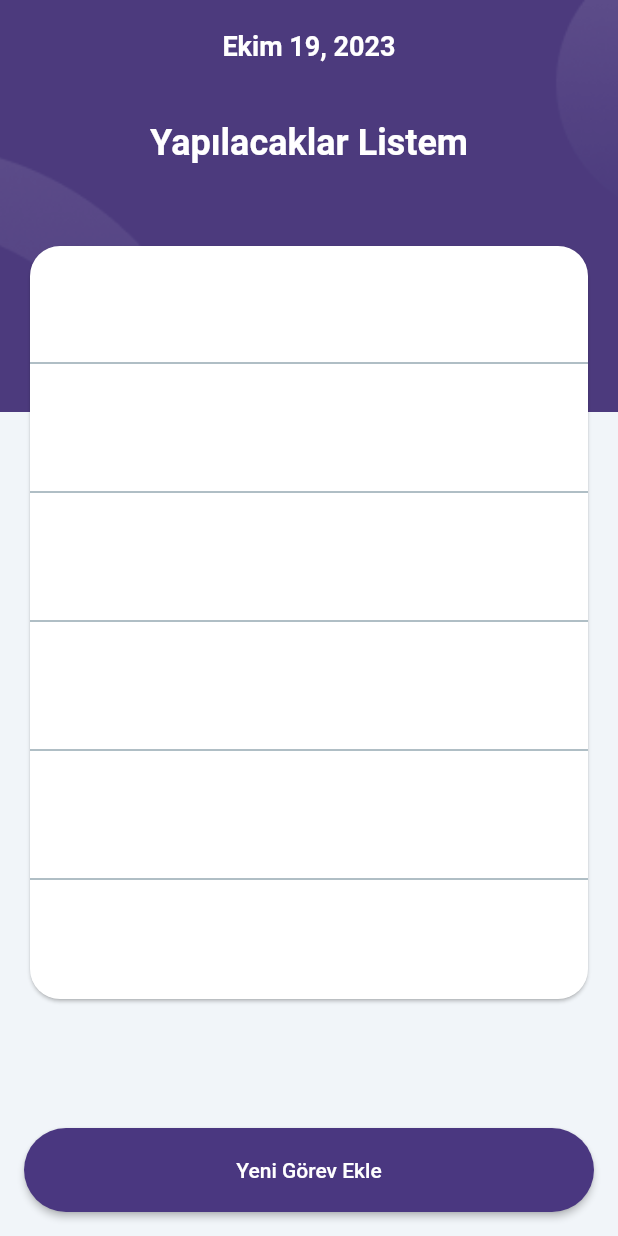
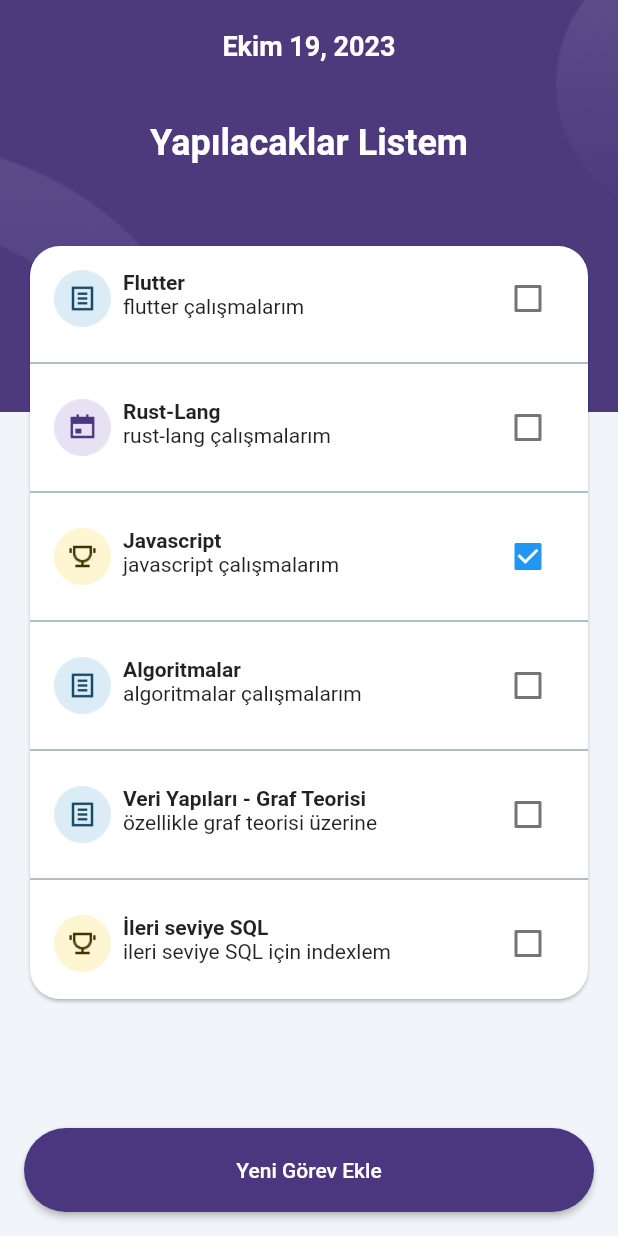
Before and after one commit to brkmustu/todo_app, a Flutter app: the screen it shows after launch, on a phone screen of 412 x 824 dp. Run offline on Flutter 3.47's test engine with Material 2 defaults, Android fonts, the phone set to English and light mode, and no system bars; our stand-ins replace hexcolor.

Commit message:
ana sayfa tasarımsal olarak bitti

```diff
--- /dev/null
+++ b/lib/constants/task_types.dart
@@ -0,0 +1,5 @@
+enum TaskType {
+  note,
+  calender,
+  contest,
+}
--- a/lib/custom_widgets/task_list.dart
+++ /dev/null
@@ -1,65 +0,0 @@
-import 'package:flutter/material.dart';
-import 'package:hexcolor/hexcolor.dart';
-
-class TaskModel {
-  String name;
-  bool isChecked;
-
-  TaskModel(this.name, this.isChecked);
-}
-
-class TaskList extends StatelessWidget {
-  final String name;
-  final List<TaskModel> todos;
-  const TaskList({required this.name, required this.todos});
-
-  @override
-  Widget build(BuildContext context) {
-    return Expanded(
-      child: Card(
-        shape: RoundedRectangleBorder(
-          borderRadius: BorderRadius.circular(20),
-        ),
-        child: ListView.separated(
-          itemCount: todos.length,
-          itemBuilder: (context, index) {
-            return ItemWidget(text: 'Item ${todos[index].name}');
-          },
-          separatorBuilder: (context, index) {
-            return const Divider(
-              color: Colors.blueGrey, // Ayırıcı rengi
-            );
-          },
-        ),
-      ),
-    );
-  }
-}
-
-class ItemWidget extends StatelessWidget {
-  const ItemWidget({
-    super.key,
-    required this.text,
-  });
-
-  final String text;
-
-  @override
-  Widget build(BuildContext context) {
-    return Container(
-      height: 70,
-      padding: const EdgeInsets.all(32),
-      child: Row(
-        children: [
-          // GestureDetector(
-          //   child: Icon(
-          //     Icons.description,
-          //     color: HexColor("DBECF6"),
-          //   ),
-          // )
-        ],
-      ),
-      // child: Center(child: Text(text)),
-    );
-  }
-}
--- a/lib/screens/home.dart
+++ b/lib/screens/home.dart
@@ -2,18 +2,56 @@ import 'package:flutter/material.dart';
 import 'package:hexcolor/hexcolor.dart';
 import 'package:todo_app/constants/app_sizes.dart';
 import 'package:todo_app/constants/color.dart';
-import 'package:todo_app/custom_widgets/task_list.dart';
+import 'package:todo_app/constants/task_types.dart';
 import 'package:todo_app/screens/add_new_task.dart';
+import 'package:todo_app/tasks/task.dart';
+import 'package:todo_app/tasks/task_widgets.dart';
 
-List<TaskModel> todos = [
-  TaskModel("Flutter", false),
-  TaskModel("Rust-Lang", false),
-  TaskModel("Javascript", true),
-  TaskModel("Algoritmalar", false),
-  TaskModel("Veri Yapıları", false),
-  TaskModel("Agile Metodoloji", false),
-  TaskModel("Tasarım Sistemi", false),
-  TaskModel("SQL", true)
+List<Task> todos = [
+  Task(
+    title: "Flutter",
+    description: "flutter çalışmalarım",
+    isCompleted: false,
+    type: TaskType.note,
+  ),
+  Task(
+    title: "Rust-Lang",
+    description: "rust-lang çalışmalarım",
+    isCompleted: false,
+    type: TaskType.calender,
+  ),
+  Task(
+    title: "Javascript",
+    description: "javascript çalışmalarım",
+    isCompleted: true,
+    type: TaskType.contest,
+  ),
+  Task(
+    title: "Algoritmalar",
+    description: "algoritmalar çalışmalarım",
+    isCompleted: false,
+    type: TaskType.note,
+  ),
+  Task(
+    title: "Veri Yapıları - Graf Teorisi",
+    description:
+        "özellikle graf teorisi üzerine ayrıntılı çalışmalar gerekiyor",
+    isCompleted: false,
+    type: TaskType.note,
+  ),
+  Task(
+    title: "İleri seviye SQL",
+    description:
+        "ileri seviye SQL için indexleme üzerine detaylı çalışma yapmalıyız.",
+    isCompleted: false,
+    type: TaskType.contest,
+  ),
+  Task(
+    title: "Tasarım Sistemi - UI/UX",
+    description: "Tasarım Sistemi - UI/UX çalışmalarım",
+    isCompleted: false,
+    type: TaskType.calender,
+  ),
 ];
 
 class HomeScreen extends StatefulWidget {
@@ -127,14 +165,13 @@ double bodyHeightCalculate(int adet) {
   }
 }
 
-Positioned prepareBodyWidget(List<TaskModel> todos) => Positioned(
+Positioned prepareBodyWidget(List<Task> todos) => Positioned(
       top: 160,
       left: 16,
       right: 16,
       child: SizedBox(
         height: bodyHeightCalculate(todos.length),
         child: TaskList(
-          name: "Yapılacaklar",
           todos: todos,
         ),
       ),
--- /dev/null
+++ b/lib/tasks/task.dart
@@ -0,0 +1,29 @@
+import 'package:flutter/material.dart';
+import 'package:todo_app/constants/task_types.dart';
+
+class Task {
+  final String title;
+  final String description;
+  late bool isCompleted;
+  final TaskType type;
+
+  Task({
+    required this.title,
+    required this.description,
+    required this.isCompleted,
+    required this.type,
+  });
+
+  Image getTypeImage() {
+    switch (type) {
+      case TaskType.note:
+        return Image.asset("lib/assets/images/Category=Task.png");
+      case TaskType.calender:
+        return Image.asset("lib/assets/images/Category=Event.png");
+      case TaskType.contest:
+        return Image.asset("lib/assets/images/Category=Goal.png");
+      default:
+        return Image.asset("lib/assets/images/Category=Task.png");
+    }
+  }
+}
--- /dev/null
+++ b/lib/tasks/task_widgets.dart
@@ -0,0 +1,89 @@
+import 'package:flutter/material.dart';
+import 'package:todo_app/tasks/task.dart';
+
+class TaskList extends StatelessWidget {
+  final List<Task> todos;
+  const TaskList({super.key, required this.todos});
+
+  @override
+  Widget build(BuildContext context) {
+    return Expanded(
+      child: Card(
+        shape: RoundedRectangleBorder(
+          borderRadius: BorderRadius.circular(20),
+        ),
+        child: ListView.separated(
+          itemCount: todos.length,
+          itemBuilder: (context, index) {
+            return ItemWidget(task: todos[index]);
+          },
+          separatorBuilder: (context, index) {
+            return const Divider(
+              color: Colors.blueGrey, // Ayırıcı rengi
+            );
+          },
+        ),
+      ),
+    );
+  }
+}
+
+class ItemWidget extends StatefulWidget {
+  const ItemWidget({
+    super.key,
+    required this.task,
+  });
+
+  final Task task;
+
+  @override
+  State<ItemWidget> createState() => _ItemWidgetState();
+}
+
+class _ItemWidgetState extends State<ItemWidget> {
+  @override
+  Widget build(BuildContext context) {
+    return Container(
+      height: 70,
+      padding: const EdgeInsets.all(16),
+      child: Row(
+        children: [
+          Expanded(
+            child: Row(
+              children: [
+                widget.task.getTypeImage(),
+                Padding(
+                  padding: const EdgeInsets.only(left: 8),
+                  child: Column(
+                    crossAxisAlignment: CrossAxisAlignment.start,
+                    children: [
+                      Text(
+                        widget.task.title,
+                        style: const TextStyle(
+                          fontWeight: FontWeight.bold,
+                        ),
+                      ),
+                      Text(widget.task.description.length > 30
+                          ? widget.task.description.substring(0, 30)
+                          : widget.task.description),
+                    ],
+                  ),
+                ),
+              ],
+            ),
+          ),
+          Align(
+            alignment: Alignment.centerRight,
+            child: Checkbox(
+                value: widget.task.isCompleted,
+                onChanged: (bool? value) {
+                  setState(() {
+                    widget.task.isCompleted = value!;
+                  });
+                }),
+          ),
+        ],
+      ),
+    );
+  }
+}
```
Also changed, not shown: lib/assets/images/Category=Event.png (added), lib/assets/images/Category=Goal.png (added), lib/assets/images/Category=Task.png (added), lib/assets/images/Checked=False.png (added), lib/assets/images/Checked=True.png (added), lib/assets/images/icon=calendar.png (added), lib/assets/images/icon=clock.png (added).
